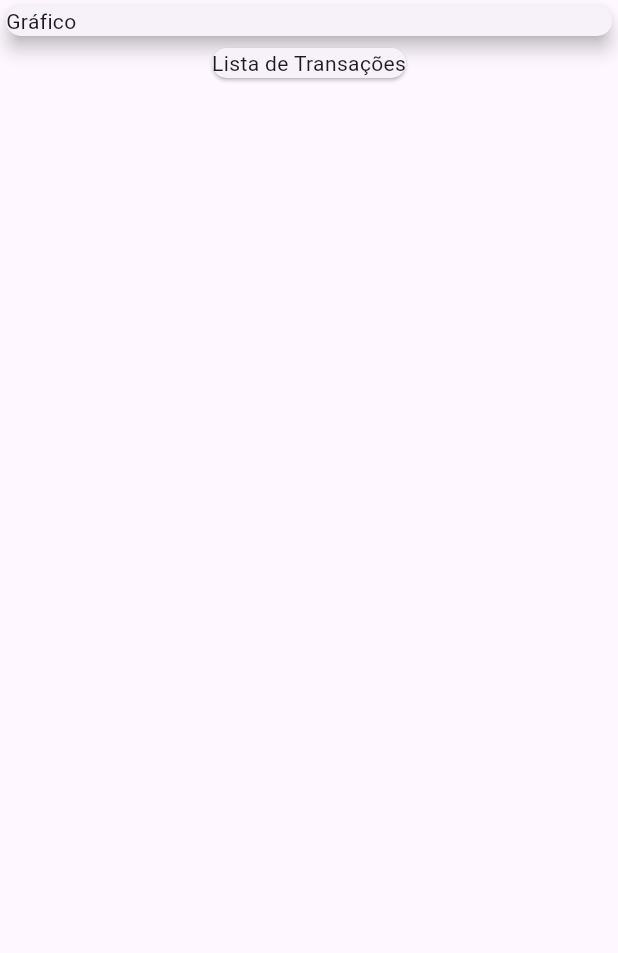
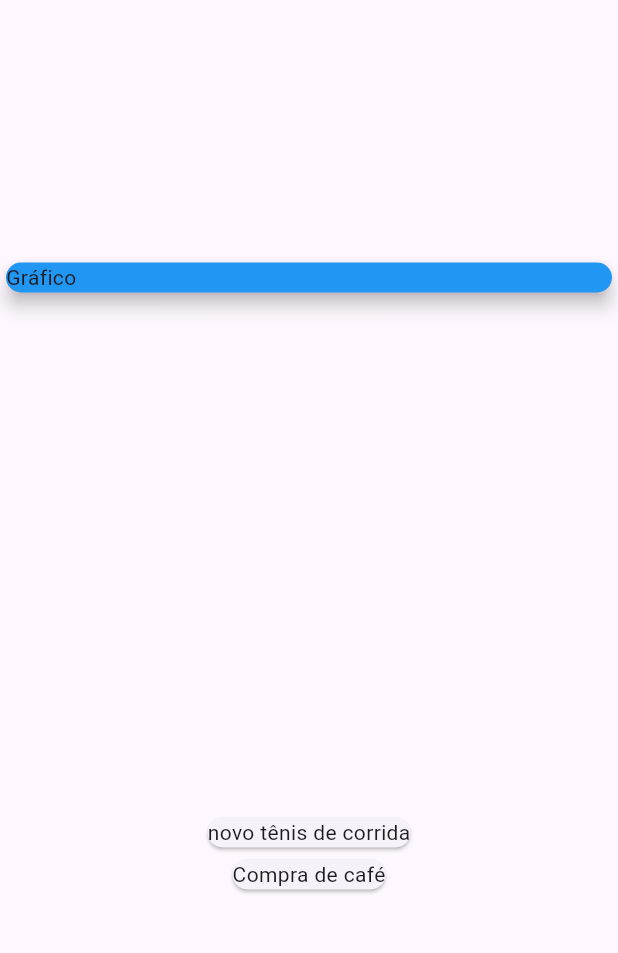
Before and after one commit to rodrigoub/App_DespesasPessoais, a Flutter app: the screen it shows after launch, on a phone screen of 412 x 824 dp, the part 84-1037 px from its top. Run offline on Flutter 3.47's test engine with Material 3 defaults, Android fonts, the phone set to English and light mode, and no system bars.

Commit message:
Criação e instância da classe (transactions) / Mapear dados para Widget.

```diff
--- a/lib/main.dart
+++ b/lib/main.dart
@@ -1,14 +1,13 @@
+import 'package:expenses/models/transaction.dart';
 import 'package:flutter/material.dart';
 
-void main () {
+void main() {
   runApp(ExpensesApp());
 }
 
-class ExpensesApp extends StatelessWidget{
-
+class ExpensesApp extends StatelessWidget {
   @override
-  Widget build(BuildContext Context)  {
-
+  Widget build(BuildContext Context) {
     return MaterialApp(
       home: MyHomePage(),
     );
@@ -16,7 +15,19 @@ class ExpensesApp extends StatelessWidget{
 }
 
 class MyHomePage extends StatelessWidget {
-
+  final _transaction = [
+    Transaction(
+        id: 't1',
+        title: 'novo tênis de corrida',
+        value: 310.90,
+        date: DateTime.now()),
+    Transaction(
+      id: 't2',
+      title: 'Compra de café',
+      value: 15.0,
+      date: DateTime(2024, 9, 24),
+    )
+  ];
   @override
   Widget build(BuildContext context) {
     return Scaffold(
@@ -27,16 +38,23 @@ class MyHomePage extends StatelessWidget {
           backgroundColor: const Color.fromARGB(255, 154, 14, 179),
         ),
         body: Column(
+          mainAxisAlignment: MainAxisAlignment.spaceAround,
+          crossAxisAlignment: CrossAxisAlignment.stretch,
           children: [
             Container(
-            width: double.infinity,
               child: Card(
+                color: Colors.blue,
                 child: Text('Gráfico'),
                 elevation: 5,
               ),
             ),
-          Card(
-            child: Text('Lista de Transações'),
+            Column(children: <Widget>[
+              ..._transaction.map((tr) {
+                return Card(
+                  child: Text(tr.title),
+                );
+              })
+            ]
             )
           ],
         )
--- /dev/null
+++ b/lib/models/transaction.dart
@@ -0,0 +1,13 @@
+class Transaction {
+  final String id;
+  final String title;
+  final double value;
+  final DateTime date;
+
+  Transaction({
+   required this.id,
+   required this.title,
+   required this.value,
+   required this.date,
+  });
+}
```
Lines whose indentation alone changed are shown as unchanged.
